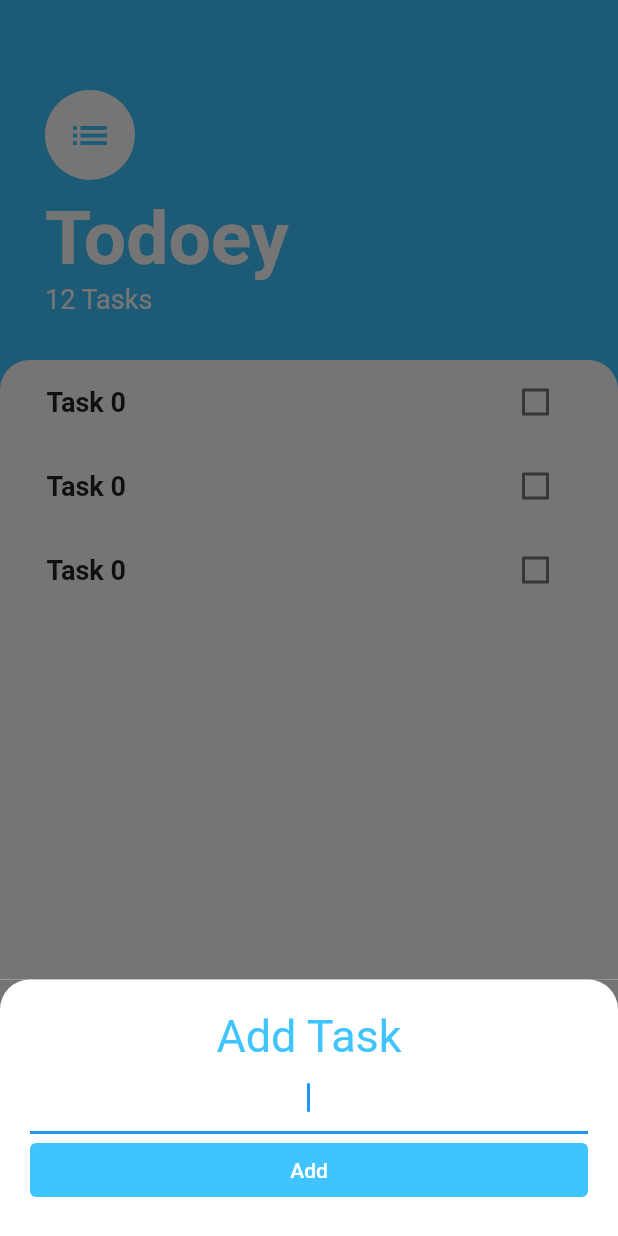
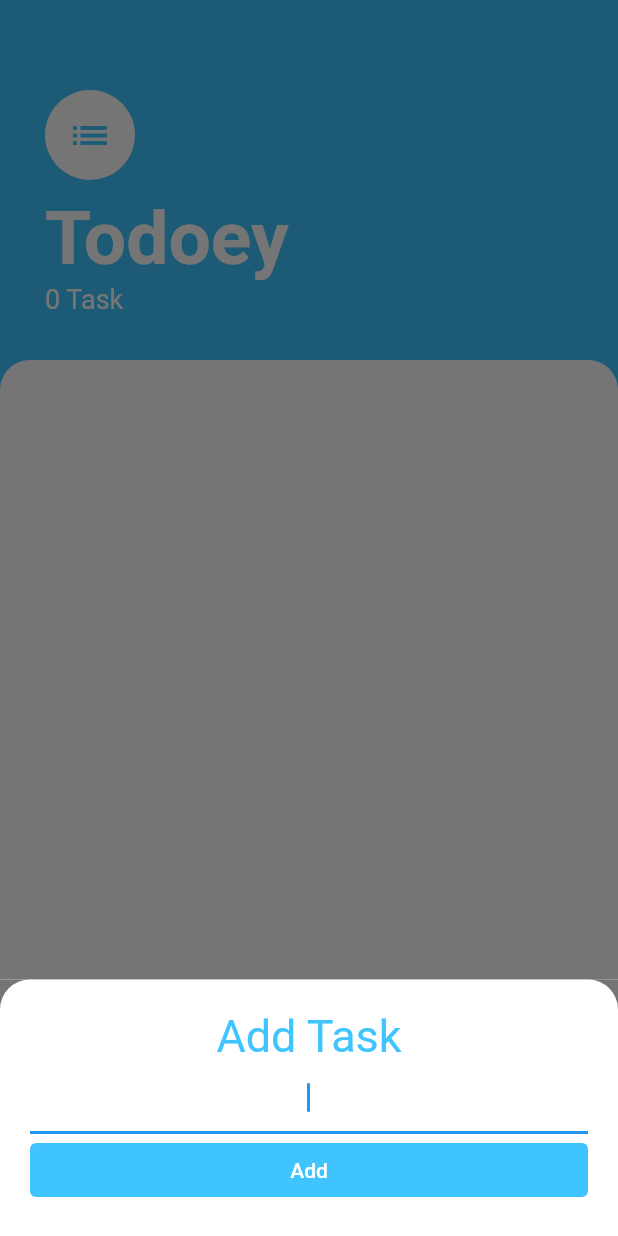
Before and after one commit to kheldar666/flutter-course, a Flutter app: the screen it shows after launch, after a tap on the "add" icon, on a phone screen of 412 x 824 dp. Run offline on Flutter 3.47's test engine with Material 2 defaults, Android fonts, the phone set to English and light mode, and no system bars; our stand-ins replace animated_text_kit, audioplayers, cloud_firestore, firebase_auth, firebase_core, flutter_dotenv and 4 more; accounts and stored records are empty.

Commit message:
Lift State everywhere Add/Complete Tasks working

```diff
--- /dev/null
+++ b/todoey_flutter/lib/models/task.dart
@@ -0,0 +1,10 @@
+class Task {
+  final String name;
+  bool isDone;
+
+  Task({required this.name, this.isDone = false});
+
+  void toggleDone() {
+    isDone = !isDone;
+  }
+}
--- a/todoey_flutter/lib/screens/add_task.dart
+++ b/todoey_flutter/lib/screens/add_task.dart
@@ -1,7 +1,19 @@
 import 'package:flutter/material.dart';
+import 'package:todoey_flutter/models/task.dart';
 
-class AddTaskScreen extends StatelessWidget {
-  const AddTaskScreen({Key? key}) : super(key: key);
+class AddTaskScreen extends StatefulWidget {
+  final void Function(Task) onAddCallback;
+  const AddTaskScreen({Key? key, required this.onAddCallback})
+      : super(key: key);
+
+  @override
+  State<AddTaskScreen> createState() => _AddTaskScreenState();
+}
+
+class _AddTaskScreenState extends State<AddTaskScreen> {
+  final _taskNameTextController = TextEditingController();
+
+  String newTaskName = '';
 
   @override
   Widget build(BuildContext context) {
@@ -20,16 +32,20 @@ class AddTaskScreen extends StatelessWidget {
                 fontSize: 30,
               ),
             ),
-            const TextField(
+            TextField(
               autofocus: true,
               textAlign: TextAlign.center,
+              onChanged: (String value) {
+                newTaskName = value;
+              },
             ),
             TextButton(
               style: TextButton.styleFrom(
                 backgroundColor: Colors.lightBlueAccent,
               ),
               onPressed: () {
-                //TODO: Add Task to the list
+                Task newTask = Task(name: newTaskName);
+                widget.onAddCallback(newTask);
               },
               child: const Text(
                 'Add',
--- a/todoey_flutter/lib/screens/tasks.dart
+++ b/todoey_flutter/lib/screens/tasks.dart
@@ -1,9 +1,17 @@
 import 'package:flutter/material.dart';
+import 'package:todoey_flutter/models/task.dart';
 import 'package:todoey_flutter/screens/add_task.dart';
 import 'package:todoey_flutter/widgets/tasks_list.dart';
 
-class TasksScreen extends StatelessWidget {
+class TasksScreen extends StatefulWidget {
   const TasksScreen({Key? key}) : super(key: key);
+
+  @override
+  State<TasksScreen> createState() => _TasksScreenState();
+}
+
+class _TasksScreenState extends State<TasksScreen> {
+  List<Task> tasks = [];
 
   @override
   Widget build(BuildContext context) {
@@ -20,7 +28,14 @@ class TasksScreen extends StatelessWidget {
               child: Container(
                 padding: EdgeInsets.only(
                     bottom: MediaQuery.of(context).viewInsets.bottom),
-                child: const AddTaskScreen(),
+                child: AddTaskScreen(
+                  onAddCallback: (newTask) {
+                    setState(() {
+                      tasks.add(newTask);
+                    });
+                    Navigator.pop(context);
+                  },
+                ),
               ),
             ),
           );
@@ -38,8 +53,8 @@ class TasksScreen extends StatelessWidget {
               ),
               child: Column(
                 crossAxisAlignment: CrossAxisAlignment.start,
-                children: const [
-                  CircleAvatar(
+                children: [
+                  const CircleAvatar(
                     child: Icon(
                       Icons.list,
                       color: Colors.lightBlueAccent,
@@ -48,10 +63,10 @@ class TasksScreen extends StatelessWidget {
                     backgroundColor: Colors.white,
                     radius: 30,
                   ),
-                  SizedBox(
+                  const SizedBox(
                     height: 10,
                   ),
-                  Text(
+                  const Text(
                     'Todoey',
                     style: TextStyle(
                         color: Colors.white,
@@ -59,8 +74,8 @@ class TasksScreen extends StatelessWidget {
                         fontWeight: FontWeight.w700),
                   ),
                   Text(
-                    '12 Tasks',
-                    style: TextStyle(
+                    '${tasks.length} Task${tasks.length > 1 ? 's' : ''}',
+                    style: const TextStyle(
                       color: Colors.white,
                       fontSize: 18,
                     ),
@@ -70,7 +85,7 @@ class TasksScreen extends StatelessWidget {
           Expanded(
             child: Container(
               padding: const EdgeInsets.symmetric(horizontal: 15),
-              child: TasksList(),
+              child: TasksList(tasks: tasks),
               decoration: const BoxDecoration(
                 color: Colors.white,
                 borderRadius: BorderRadius.only(
--- a/todoey_flutter/lib/widgets/task_tile.dart
+++ b/todoey_flutter/lib/widgets/task_tile.dart
@@ -1,51 +1,28 @@
 import 'package:flutter/material.dart';
+import 'package:todoey_flutter/models/task.dart';
 
-class TaskTile extends StatefulWidget {
-  const TaskTile({Key? key}) : super(key: key);
+class TaskTile extends StatelessWidget {
+  final Task task;
 
-  @override
-  State<TaskTile> createState() => _TaskTileState();
-}
+  final Function(bool? value) callback;
 
-class _TaskTileState extends State<TaskTile> {
-  bool isChecked = false;
+  const TaskTile({Key? key, required this.task, required this.callback})
+      : super(key: key);
 
   @override
   Widget build(BuildContext context) {
     return ListTile(
-      title: Text('Task 0',
+      title: Text(task.name,
           style: TextStyle(
             fontSize: 18,
             fontWeight: FontWeight.w600,
-            decoration: isChecked ? TextDecoration.lineThrough : null,
+            decoration: task.isDone ? TextDecoration.lineThrough : null,
           )),
-      trailing: TaskCheckbox(
-        checkboxState: isChecked,
-        onChanged: (bool? newValue) {
-          setState(() {
-            isChecked = newValue!;
-          });
-        },
+      trailing: Checkbox(
+        activeColor: Colors.lightBlueAccent,
+        value: task.isDone,
+        onChanged: callback,
       ),
     );
   }
 }
-
-class TaskCheckbox extends StatelessWidget {
-  final bool checkboxState;
-
-  final Function(bool?) onChanged;
-
-  const TaskCheckbox(
-      {Key? key, required this.checkboxState, required this.onChanged})
-      : super(key: key);
-
-  @override
-  Widget build(BuildContext context) {
-    return Checkbox(
-      activeColor: Colors.lightBlueAccent,
-      value: checkboxState,
-      onChanged: onChanged,
-    );
-  }
-}
--- a/todoey_flutter/lib/widgets/tasks_list.dart
+++ b/todoey_flutter/lib/widgets/tasks_list.dart
@@ -1,17 +1,33 @@
 import 'package:flutter/material.dart';
+import 'package:todoey_flutter/models/task.dart';
 import 'package:todoey_flutter/widgets/task_tile.dart';
 
-class TasksList extends StatelessWidget {
-  const TasksList({Key? key}) : super(key: key);
+class TasksList extends StatefulWidget {
+  final List<Task> tasks;
+
+  const TasksList({Key? key, required this.tasks}) : super(key: key);
 
   @override
+  State<TasksList> createState() => _TasksListState();
+}
+
+class _TasksListState extends State<TasksList> {
+  @override
   Widget build(BuildContext context) {
-    return ListView(
-      children: [
-        TaskTile(),
-        TaskTile(),
-        TaskTile(),
-      ],
+    return ListView.builder(
+      itemBuilder: (context, index) {
+        return TaskTile(
+          task: widget.tasks[index],
+          callback: (bool? value) {
+            setState(
+              () {
+                widget.tasks[index].toggleDone();
+              },
+            );
+          },
+        );
+      },
+      itemCount: widget.tasks.length,
     );
   }
 }
```
